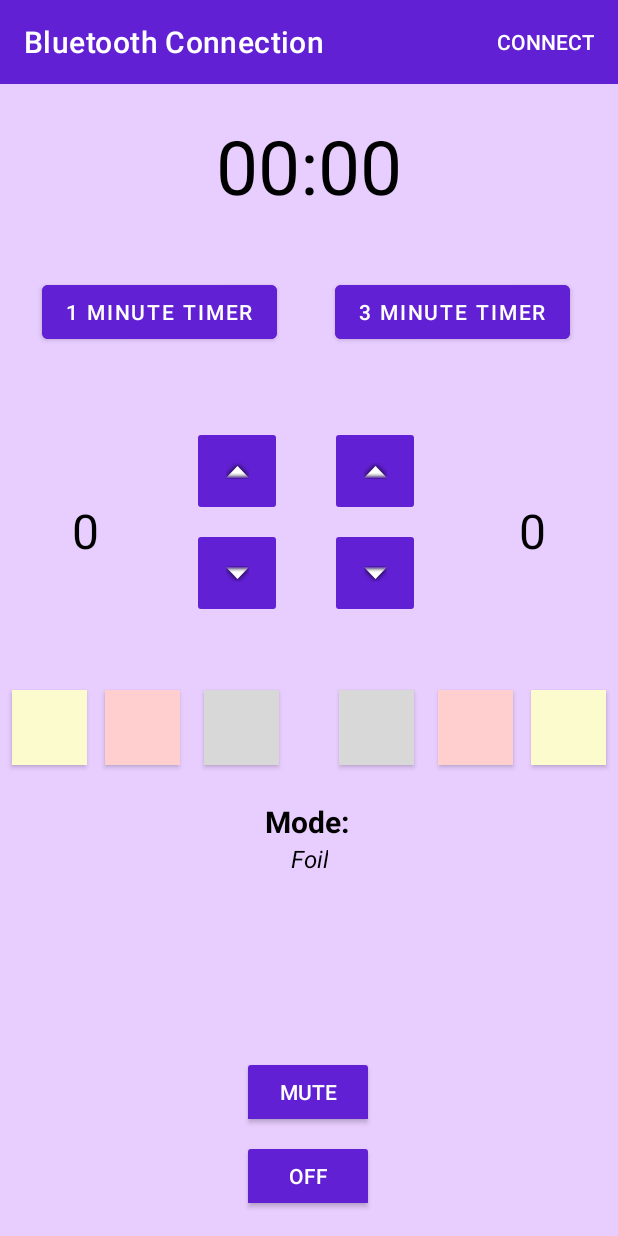
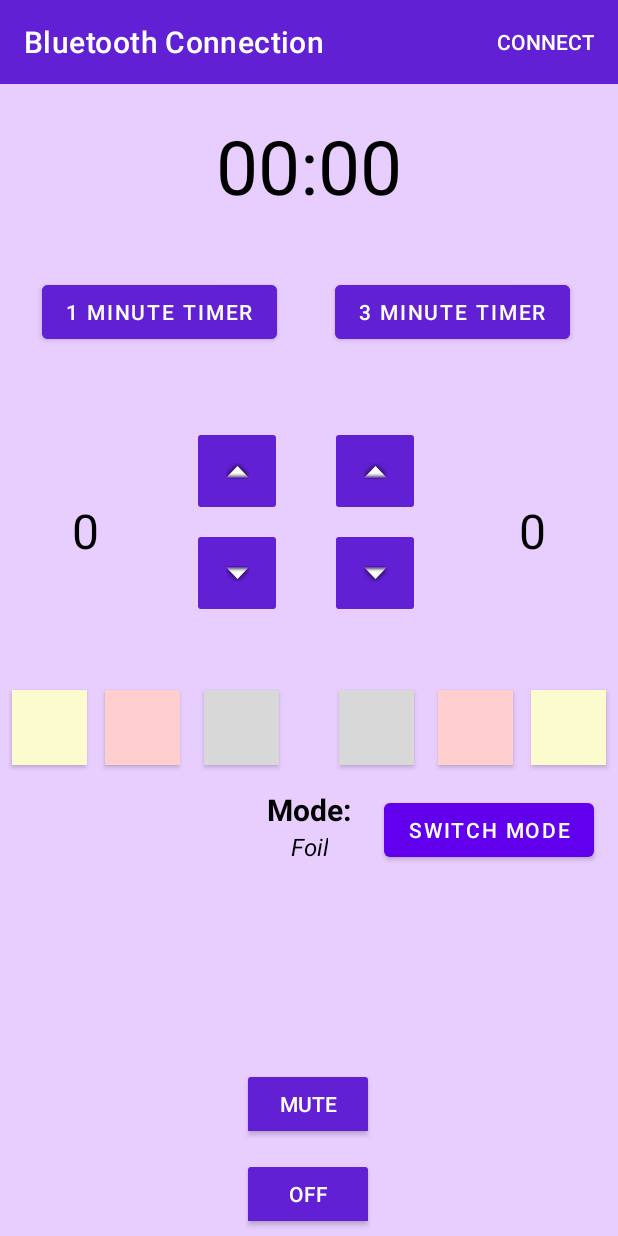
Before and after one commit to konnor-s/FencingScoringDevice, an Android app: the screen it shows after launch (MainActivity), on a phone screen of 412 x 824 dp. Run offline under Robolectric (Android 15) with nearby library versions, the light colour scheme and no system bars.

Commit message:
Switch for Fencing Modes Button

```diff
--- a/FencingRemoteController/app/src/main/java/com/example/fencingremotecontroller/MainActivity.java
+++ b/FencingRemoteController/app/src/main/java/com/example/fencingremotecontroller/MainActivity.java
@@ -62,6 +62,7 @@ public class MainActivity extends AppCompatActivity {
     private ToggleButton black2;
     private TextView mode;
     private ToggleButton onoff;
+    private Button modeButton;
 
 
     // Function to check and request permission
@@ -104,7 +105,7 @@ public class MainActivity extends AppCompatActivity {
         ImageButton decrement2 = findViewById(R.id.decrement2);
         Button timer1 = findViewById(R.id.timer1);
         Button timer3 = findViewById(R.id.timer3);
-
+        modeButton = findViewById(R.id.modeButton);
         // If a bluetooth device has been selected from SelectDeviceActivity
         deviceName = getIntent().getStringExtra("deviceName");
         if (deviceName != null) {
@@ -184,7 +185,27 @@ public class MainActivity extends AppCompatActivity {
                 }
             }
         };
-
+        modeButton.setOnClickListener( new View.OnClickListener() {
+            @Override
+            public void onClick(View view)
+            {
+                if (mode.getText().equals("Foil"))
+                {
+                    connectedThread.write("foil\n");
+                    mode.setText("Epee");
+                }
+                else if (mode.getText().equals("Epee"))
+                {
+                    connectedThread.write("epee\n");
+                    mode.setText("Sabre");
+                }
+                else if (mode.getText().equals("Sabre"))
+                {
+                    connectedThread.write("sabre\n");
+                    mode.setText("Foil");
+                }
+            }
+        });
         // Select Bluetooth Device
         buttonConnect.setOnClickListener(new View.OnClickListener() {
             @Override
--- a/FencingRemoteController/app/src/main/res/layout/activity_main.xml
+++ b/FencingRemoteController/app/src/main/res/layout/activity_main.xml
@@ -7,7 +7,6 @@
     android:layout_height="match_parent"
     android:background="#E8CDFF"
     tools:context=".MainActivity">
-
 
 
     <androidx.appcompat.widget.Toolbar
@@ -23,6 +22,7 @@
         app:subtitleTextColor="@android:color/background_light"
         app:title="Bluetooth Connection"
         app:titleTextColor="@android:color/background_light" />
+
     <Button
         android:id="@+id/buttonConnect"
         style="@style/Widget.AppCompat.Button.Borderless"
@@ -33,6 +33,7 @@
         app:layout_constraintBottom_toBottomOf="@+id/toolbar"
         app:layout_constraintEnd_toEndOf="@+id/toolbar"
         app:layout_constraintTop_toTopOf="@+id/toolbar" />
+
 
     <TextView
         android:id="@+id/mode"
@@ -45,24 +46,21 @@
         android:textStyle="italic"
         app:layout_constraintEnd_toEndOf="parent"
         app:layout_constraintStart_toStartOf="parent"
-        app:layout_constraintTop_toBottomOf="@+id/textView5"
-        app:layout_constraintVertical_bias="0.076" />
+        app:layout_constraintTop_toBottomOf="@+id/textView5" />
 
     <TextView
         android:id="@+id/textView5"
         android:layout_width="wrap_content"
         android:layout_height="wrap_content"
-        android:layout_marginTop="24dp"
+        android:layout_marginTop="16dp"
         android:text="@string/mode"
         android:textAlignment="center"
         android:textColor="#000000"
         android:textSize="20sp"
         android:textStyle="bold"
         app:layout_constraintEnd_toEndOf="parent"
-        app:layout_constraintHorizontal_bias="0.497"
         app:layout_constraintStart_toStartOf="parent"
         app:layout_constraintTop_toBottomOf="@+id/black1" />
-
 
     <ToggleButton
         android:id="@+id/black2"
@@ -252,7 +250,7 @@
         android:id="@+id/mute"
         android:layout_width="wrap_content"
         android:layout_height="wrap_content"
-        android:layout_marginBottom="72dp"
+        android:layout_marginBottom="64dp"
         android:backgroundTint="#6120D3"
         android:text="@string/mute"
         android:textColor="#FFFFFF"
@@ -267,14 +265,25 @@
         android:id="@+id/onoff"
         android:layout_width="wrap_content"
         android:layout_height="wrap_content"
-        android:layout_marginBottom="16dp"
+        android:layout_marginBottom="4dp"
         android:backgroundTint="#6120D3"
         android:textColor="#ffffff"
+        android:textOff="@string/off"
         android:textOn="@string/on"
-        android:textOff="@string/off"
         app:layout_constraintBottom_toBottomOf="parent"
         app:layout_constraintEnd_toEndOf="parent"
         app:layout_constraintHorizontal_bias="0.498"
         app:layout_constraintStart_toStartOf="parent" />
 
+    <Button
+        android:id="@+id/modeButton"
+        android:layout_width="wrap_content"
+        android:layout_height="wrap_content"
+        android:text="Switch Mode"
+        app:layout_constraintBottom_toBottomOf="@+id/textView5"
+        app:layout_constraintEnd_toEndOf="parent"
+        app:layout_constraintHorizontal_bias="0.94"
+        app:layout_constraintStart_toStartOf="parent"
+        app:layout_constraintTop_toBottomOf="@+id/textView5" />
+
 </androidx.constraintlayout.widget.ConstraintLayout>
```
